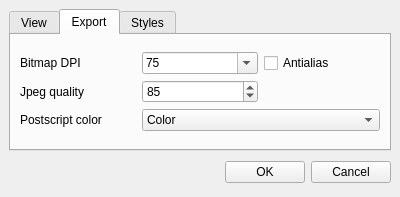
This is dialogs/preferences.ui in veusz/veusz as Qt 5 draws it before an edit. The edited form follows.
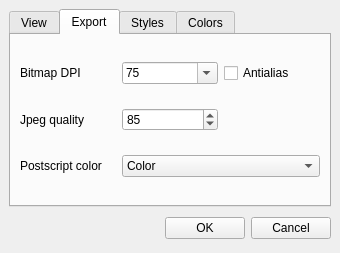
This is the edited form. The open tabs and pages were chosen to show the change.

Commit message: Implement color preferences for fixed colors in Veusz

Patch:
```diff
--- a/dialogs/preferences.ui
+++ b/dialogs/preferences.ui
@@ -6,8 +6,8 @@
    <rect>
     <x>0</x>
     <y>0</y>
-    <width>400</width>
-    <height>197</height>
+    <width>340</width>
+    <height>253</height>
    </rect>
   </property>
   <property name="windowTitle">
@@ -57,34 +57,11 @@
       <attribute name="title">
        <string>Export</string>
       </attribute>
-      <layout class="QVBoxLayout">
-       <property name="spacing">
-        <number>6</number>
-       </property>
-       <property name="margin">
-        <number>9</number>
-       </property>
-       <item>
-        <layout class="QGridLayout">
-         <property name="margin">
-          <number>0</number>
-         </property>
-         <property name="spacing">
-          <number>6</number>
-         </property>
-         <item row="1" column="1">
-          <widget class="QSpinBox" name="exportQuality">
-           <property name="toolTip">
-            <string>&lt;html&gt;&lt;head&gt;&lt;meta name=&quot;qrichtext&quot; content=&quot;1&quot; /&gt;&lt;/head&gt;&lt;body style=&quot; white-space: pre-wrap; font-family:Sans Serif; font-size:9pt; font-weight:400; font-style:normal; text-decoration:none;&quot;&gt;&lt;p style=&quot; margin-top:0px; margin-bottom:0px; margin-left:0px; margin-right:0px; -qt-block-indent:0; text-indent:0px;&quot;&gt;Choose Jpeg quality setting. Lower values are lower quality with more compression.&lt;/p&gt;&lt;/body&gt;&lt;/html&gt;</string>
-           </property>
-           <property name="minimum">
-            <number>0</number>
-           </property>
-           <property name="maximum">
-            <number>100</number>
-           </property>
-           <property name="value">
-            <number>85</number>
+      <layout class="QGridLayout" name="gridLayout_2">
+       <item row="0" column="0">
+        <widget class="QLabel" name="label">
+         <property name="text">
+          <string>Bitmap DPI</string>
            </property>
           </widget>
          </item>
@@ -118,6 +95,16 @@
            </item>
           </widget>
          </item>
+       <item row="0" column="2">
+        <widget class="QCheckBox" name="exportAntialias">
+         <property name="toolTip">
+          <string>&lt;html&gt;&lt;head&gt;&lt;meta name=&quot;qrichtext&quot; content=&quot;1&quot; /&gt;&lt;/head&gt;&lt;body style=&quot; white-space: pre-wrap; font-family:Sans Serif; font-size:9pt; font-weight:400; font-style:normal; text-decoration:none;&quot;&gt;&lt;p style=&quot; margin-top:0px; margin-bottom:0px; margin-left:0px; margin-right:0px; -qt-block-indent:0; text-indent:0px;&quot;&gt;Appy antialiasing, or smoothing, to output bitmap images. This is recommended for most purposes.&lt;/p&gt;&lt;/body&gt;&lt;/html&gt;</string>
+         </property>
+         <property name="text">
+          <string>Antialias</string>
+         </property>
+        </widget>
+       </item>
          <item row="1" column="0">
           <widget class="QLabel" name="label_3">
            <property name="text">
@@ -125,6 +112,22 @@
            </property>
           </widget>
          </item>
+       <item row="1" column="1">
+        <widget class="QSpinBox" name="exportQuality">
+         <property name="toolTip">
+          <string>&lt;html&gt;&lt;head&gt;&lt;meta name=&quot;qrichtext&quot; content=&quot;1&quot; /&gt;&lt;/head&gt;&lt;body style=&quot; white-space: pre-wrap; font-family:Sans Serif; font-size:9pt; font-weight:400; font-style:normal; text-decoration:none;&quot;&gt;&lt;p style=&quot; margin-top:0px; margin-bottom:0px; margin-left:0px; margin-right:0px; -qt-block-indent:0; text-indent:0px;&quot;&gt;Choose Jpeg quality setting. Lower values are lower quality with more compression.&lt;/p&gt;&lt;/body&gt;&lt;/html&gt;</string>
+         </property>
+         <property name="minimum">
+          <number>0</number>
+         </property>
+         <property name="maximum">
+          <number>100</number>
+         </property>
+         <property name="value">
+          <number>85</number>
+         </property>
+        </widget>
+       </item>
          <item row="2" column="0">
           <widget class="QLabel" name="label_2">
            <property name="text">
@@ -132,23 +135,6 @@
            </property>
           </widget>
          </item>
-         <item row="0" column="0">
-          <widget class="QLabel" name="label">
-           <property name="text">
-            <string>Bitmap DPI</string>
-           </property>
-          </widget>
-         </item>
-         <item row="0" column="2">
-          <widget class="QCheckBox" name="exportAntialias">
-           <property name="toolTip">
-            <string>&lt;html&gt;&lt;head&gt;&lt;meta name=&quot;qrichtext&quot; content=&quot;1&quot; /&gt;&lt;/head&gt;&lt;body style=&quot; white-space: pre-wrap; font-family:Sans Serif; font-size:9pt; font-weight:400; font-style:normal; text-decoration:none;&quot;&gt;&lt;p style=&quot; margin-top:0px; margin-bottom:0px; margin-left:0px; margin-right:0px; -qt-block-indent:0; text-indent:0px;&quot;&gt;Appy antialiasing, or smoothing, to output bitmap images. This is recommended for most purposes.&lt;/p&gt;&lt;/body&gt;&lt;/html&gt;</string>
-           </property>
-           <property name="text">
-            <string>Antialias</string>
-           </property>
-          </widget>
-         </item>
          <item row="2" column="1" colspan="2">
           <widget class="QComboBox" name="exportColor">
            <property name="toolTip">
@@ -167,8 +153,6 @@
           </widget>
          </item>
         </layout>
-       </item>
-      </layout>
      </widget>
      <widget class="QWidget" name="StylesTab">
       <attribute name="title">
@@ -199,6 +183,20 @@
        </item>
       </layout>
      </widget>
+     <widget class="QWidget" name="tab">
+      <attribute name="title">
+       <string>Colors</string>
+      </attribute>
+      <layout class="QVBoxLayout" name="verticalLayout_2">
+       <item>
+        <widget class="QGroupBox" name="colorGroup">
+         <property name="title">
+          <string>Colors used by the Veusz user interface</string>
+         </property>
+        </widget>
+       </item>
+      </layout>
+     </widget>
     </widget>
    </item>
    <item>
```
Left out of the diff: 9 changed lines with no effect on the pictures. Lines whose indentation alone changed are shown as unchanged. The commit also changes 7 other files.
